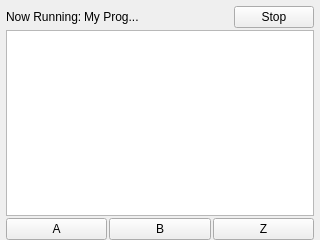
The window that ui/ProgramWidget.ui (kipr/botui) describes before a commit, drawn with Qt 5.
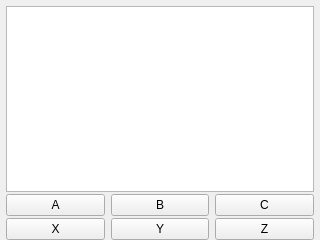
The same window after the commit. Icons and pictures are not drawn. Custom widgets are drawn as their Qt base class.

```diff
--- a/ui/ProgramWidget.ui
+++ b/ui/ProgramWidget.ui
@@ -19,7 +19,7 @@
   <property name="windowTitle">
    <string>Program</string>
   </property>
-  <layout class="QVBoxLayout" name="verticalLayout" stretch="0,0,0">
+  <layout class="QVBoxLayout" name="verticalLayout" stretch="1,0,0">
    <property name="spacing">
     <number>2</number>
    </property>
@@ -35,54 +35,6 @@
    <property name="bottomMargin">
     <number>0</number>
    </property>
-   <item>
-    <layout class="QHBoxLayout" name="horizontalLayout_2">
-     <item>
-      <widget class="QLabel" name="label">
-       <property name="text">
-        <string>Now Running:</string>
-       </property>
-       <property name="textInteractionFlags">
-        <set>Qt::NoTextInteraction</set>
-       </property>
-      </widget>
-     </item>
-     <item>
-      <widget class="QLabel" name="programLabel">
-       <property name="text">
-        <string>My Prog...</string>
-       </property>
-       <property name="textInteractionFlags">
-        <set>Qt::NoTextInteraction</set>
-       </property>
-      </widget>
-     </item>
-     <item>
-      <spacer name="horizontalSpacer">
-       <property name="orientation">
-        <enum>Qt::Horizontal</enum>
-       </property>
-       <property name="sizeHint" stdset="0">
-        <size>
-         <width>40</width>
-         <height>20</height>
-        </size>
-       </property>
-      </spacer>
-     </item>
-     <item>
-      <widget class="QPushButton" name="stop">
-       <property name="text">
-        <string>Stop</string>
-       </property>
-       <property name="icon">
-        <iconset resource="../rc/icons.qrc">
-         <normaloff>:/icons/stop.png</normaloff>:/icons/stop.png</iconset>
-       </property>
-      </widget>
-     </item>
-    </layout>
-   </item>
    <item>
     <widget class="ConsoleWidget" name="console">
      <property name="focusPolicy">
@@ -103,7 +55,11 @@
     </widget>
    </item>
    <item>
-    <layout class="QHBoxLayout" name="horizontalLayout">
+    <widget class="QWidget" name="normal" native="true">
+     <layout class="QHBoxLayout" name="horizontalLayout_3">
+      <property name="margin">
+       <number>0</number>
+      </property>
      <item>
       <widget class="QPushButton" name="a">
        <property name="text">
@@ -119,6 +75,36 @@
       </widget>
      </item>
      <item>
+       <widget class="QPushButton" name="c">
+        <property name="text">
+         <string>C</string>
+        </property>
+       </widget>
+      </item>
+     </layout>
+    </widget>
+   </item>
+   <item>
+    <widget class="QWidget" name="extra" native="true">
+     <layout class="QHBoxLayout" name="horizontalLayout_2">
+      <property name="margin">
+       <number>0</number>
+      </property>
+      <item>
+       <widget class="QPushButton" name="x">
+        <property name="text">
+         <string>X</string>
+        </property>
+       </widget>
+      </item>
+      <item>
+       <widget class="QPushButton" name="y">
+        <property name="text">
+         <string>Y</string>
+        </property>
+       </widget>
+      </item>
+      <item>
       <widget class="QPushButton" name="z">
        <property name="text">
         <string>Z</string>
@@ -126,6 +112,7 @@
       </widget>
      </item>
     </layout>
+    </widget>
    </item>
   </layout>
  </widget>
```
Lines whose indentation alone changed are shown as unchanged.
